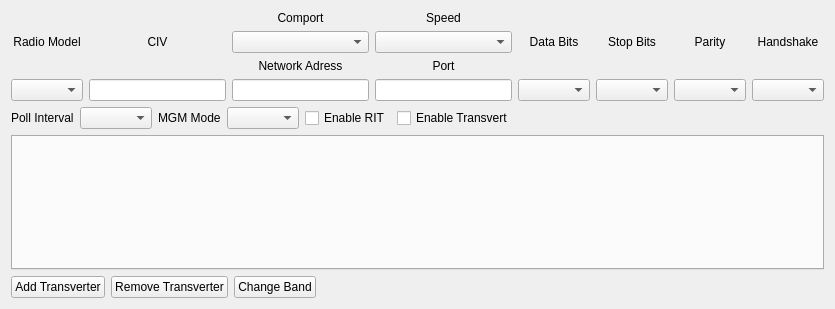
Old version of the form mqt/MqtRigControl/rigsetupform.ui in the repository zsteva/backup-minos2.
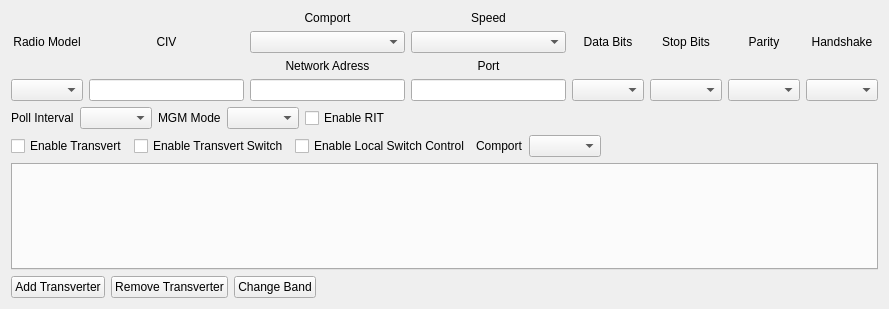
New version of the form. Custom widgets are drawn as their Qt base class.

Commit message: move the tranvert sw checkboxes and comport box from transvert tab to radio tab

Patch:
```diff
--- a/mqt/MqtRigControl/rigsetupform.ui
+++ b/mqt/MqtRigControl/rigsetupform.ui
@@ -6,7 +6,7 @@
    <rect>
     <x>0</x>
     <y>0</y>
-    <width>835</width>
+    <width>889</width>
     <height>309</height>
    </rect>
   </property>
@@ -221,6 +221,23 @@
       </widget>
      </item>
      <item>
+      <spacer name="horizontalSpacer_7">
+       <property name="orientation">
+        <enum>Qt::Horizontal</enum>
+       </property>
+       <property name="sizeHint" stdset="0">
+        <size>
+         <width>40</width>
+         <height>20</height>
+        </size>
+       </property>
+      </spacer>
+     </item>
+    </layout>
+   </item>
+   <item>
+    <layout class="QHBoxLayout" name="horizontalLayout_2">
+     <item>
       <widget class="QCheckBox" name="enableTransVert">
        <property name="text">
         <string>Enable Transvert</string>
@@ -228,7 +245,31 @@
       </widget>
      </item>
      <item>
-      <spacer name="horizontalSpacer_7">
+      <widget class="QCheckBox" name="enableTransVertSw">
+       <property name="text">
+        <string>Enable Transvert Switch</string>
+       </property>
+      </widget>
+     </item>
+     <item>
+      <widget class="QCheckBox" name="locTvConChk">
+       <property name="text">
+        <string>Enable Local Switch Control</string>
+       </property>
+      </widget>
+     </item>
+     <item>
+      <widget class="QLabel" name="locComportSwLbl">
+       <property name="text">
+        <string>Comport</string>
+       </property>
+      </widget>
+     </item>
+     <item>
+      <widget class="QComboBox" name="locTVComPortSel"/>
+     </item>
+     <item>
+      <spacer name="horizontalSpacer_2">
        <property name="orientation">
         <enum>Qt::Horizontal</enum>
        </property>
```
The commit also changes 9 other files.
